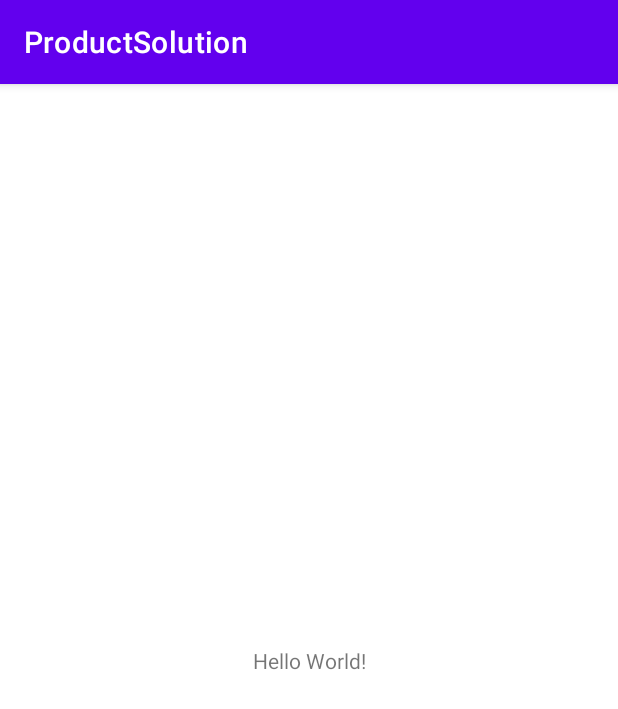
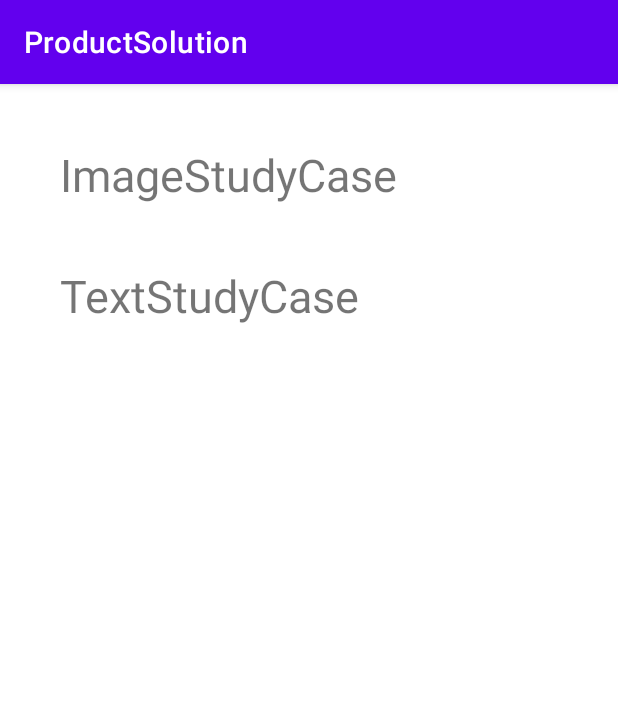
Before and after one commit to Xwyzworms/Bangkit-Capstone--Additional-Material-, an Android app: the screen it shows after launch (MainActivity), on a phone screen of 412 x 824 dp. Shown: the top 709 px of the screen. Run offline under Robolectric (Android 15) with nearby library versions, the phone set to English and light mode, and no system bars.

Commit message:
init and prepare 2 studycases

```diff
--- a/ProductDev/app/src/main/AndroidManifest.xml
+++ b/ProductDev/app/src/main/AndroidManifest.xml
@@ -12,6 +12,12 @@
         android:theme="@style/Theme.ProductSolution"
         tools:targetApi="31">
         <activity
+            android:name=".ImageMLStudyCase"
+            android:exported="false" />
+        <activity
+            android:name=".TextMLStudyCase"
+            android:exported="false" />
+        <activity
             android:name=".MainActivity"
             android:exported="true">
             <intent-filter>
--- a/ProductDev/app/src/main/java/com/example/productsolution/MainActivity.kt
+++ b/ProductDev/app/src/main/java/com/example/productsolution/MainActivity.kt
@@ -1,11 +1,44 @@
 package com.example.productsolution
 
+import android.content.Intent
 import androidx.appcompat.app.AppCompatActivity
 import android.os.Bundle
+import androidx.recyclerview.widget.LinearLayoutManager
+import com.example.productsolution.databinding.ActivityMainBinding
 
 class MainActivity : AppCompatActivity() {
+    private lateinit var binding : ActivityMainBinding
     override fun onCreate(savedInstanceState: Bundle?) {
         super.onCreate(savedInstanceState)
-        setContentView(R.layout.activity_main)
+        binding = ActivityMainBinding.inflate(layoutInflater)
+        setContentView(binding.root)
+        setupRecyclerView()
+    }
+
+    private fun setupRecyclerView()
+    {
+        binding.rvMain.layoutManager = LinearLayoutManager(baseContext)
+        binding.rvMain.adapter = MainActivityAdapter(provideData())
+        {
+            var intent :Intent? = null
+            when(it)
+            {
+                provideData()[0] ->
+                {
+                    intent = Intent(baseContext, ImageMLStudyCase::class.java)
+                }
+                provideData()[1] ->
+                {
+                    intent = Intent(baseContext, TextMLStudyCase::class.java)
+                }
+            }
+            startActivity(intent)
+        }
+    }
+
+    private fun provideData() : ArrayList<String>
+    {
+        return arrayListOf("ImageStudyCase","TextStudyCase")
+
     }
 }
--- /dev/null
+++ b/ProductDev/app/src/main/java/com/example/productsolution/MainActivityAdapter.kt
@@ -0,0 +1,39 @@
+/*
+#       Written by : Rose (Pratama Azmi A)
+#       Date : Unknown
+#       Text editor : AndroidStudio + VIM
+*/
+package com.example.productsolution
+
+import android.view.LayoutInflater
+import android.view.ViewGroup
+import androidx.recyclerview.widget.RecyclerView
+import com.example.productsolution.databinding.RvMainLayoutBinding
+
+class MainActivityAdapter(private val listContents : ArrayList<String>,
+                          private val listener : (String) -> Unit) : RecyclerView.Adapter<MainActivityAdapter.MainViewHolder>() {
+    inner class MainViewHolder(private val view : RvMainLayoutBinding ) : RecyclerView.ViewHolder(view.root)
+    {
+        fun bind(content : String)
+        {
+            view.tvMainIdTitle.text = content
+            itemView.setOnClickListener {
+                listener(content)
+            }
+        }
+    }
+
+    override fun onCreateViewHolder(parent: ViewGroup, viewType: Int): MainViewHolder {
+
+        val view : RvMainLayoutBinding = RvMainLayoutBinding.inflate(LayoutInflater.from(parent.context))
+        return MainViewHolder(view)
+    }
+
+    override fun getItemCount(): Int {
+        return listContents.size
+    }
+
+    override fun onBindViewHolder(holder: MainViewHolder, position: Int) {
+        holder.bind(listContents[position])
+    }
+}
--- a/ProductDev/app/src/main/res/layout/activity_main.xml
+++ b/ProductDev/app/src/main/res/layout/activity_main.xml
@@ -4,15 +4,17 @@
     xmlns:tools="http://schemas.android.com/tools"
     android:layout_width="match_parent"
     android:layout_height="match_parent"
+    android:padding="20dp"
     tools:context=".MainActivity">
 
-    <TextView
-        android:layout_width="wrap_content"
+    <androidx.recyclerview.widget.RecyclerView
+        android:id="@+id/rv_main"
+        android:layout_width="match_parent"
         android:layout_height="wrap_content"
-        android:text="Hello World!"
-        app:layout_constraintBottom_toBottomOf="parent"
+        app:layout_constraintTop_toTopOf="parent"
         app:layout_constraintEnd_toEndOf="parent"
         app:layout_constraintStart_toStartOf="parent"
-        app:layout_constraintTop_toTopOf="parent" />
+        tools:listitem="@layout/rv_main_layout"
+        />
 
 </androidx.constraintlayout.widget.ConstraintLayout>
--- /dev/null
+++ b/ProductDev/app/src/main/res/layout/rv_main_layout.xml
@@ -0,0 +1,20 @@
+<?xml version="1.0" encoding="utf-8"?>
+<LinearLayout
+    xmlns:android="http://schemas.android.com/apk/res/android"
+    xmlns:app="http://schemas.android.com/apk/res-auto"
+    xmlns:tools="http://schemas.android.com/tools"
+    android:layout_width="match_parent"
+    android:layout_height="wrap_content"
+    android:padding = "20dp"
+    >
+
+    <TextView
+        android:id="@+id/tv_main_id_title"
+        android:layout_width="match_parent"
+        android:layout_height="wrap_content"
+        android:textSize="30sp"
+        tools:text="@tools:sample/lorem"
+        />
+
+
+</LinearLayout>
```
Also changed, not shown: ProductDev/app/src/main/java/com/example/productsolution/ImageMLStudyCase.kt (added, +11 -0 lines), ProductDev/app/src/main/java/com/example/productsolution/TextMLStudyCase.kt (added, +11 -0 lines), ProductDev/app/src/main/res/layout/activity_image_mlstudy_case.xml (added, +9 -0 lines), ProductDev/app/src/main/res/layout/activity_text_mlstudy_case.xml (added, +9 -0 lines).
